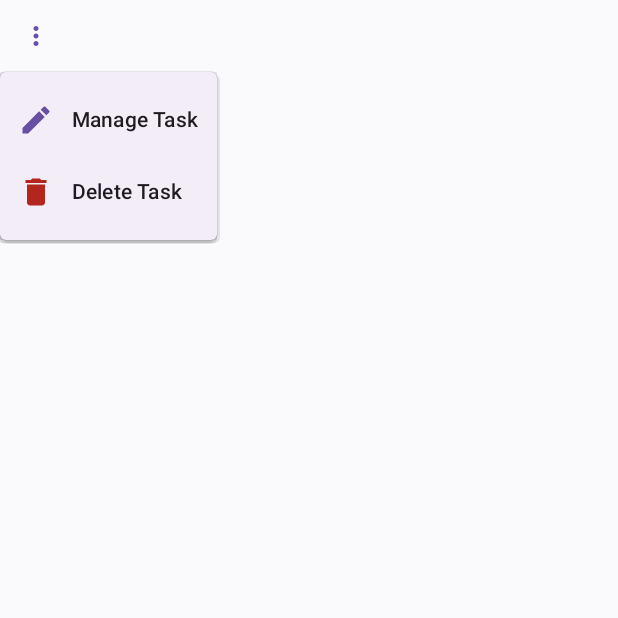
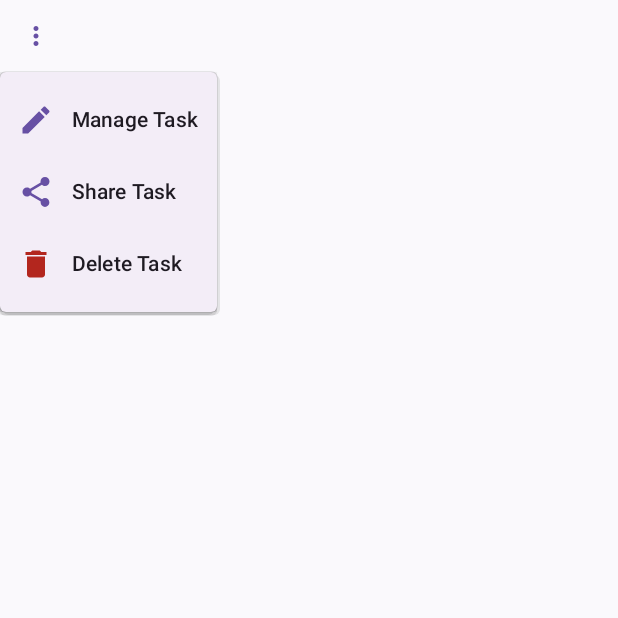
Before and after one commit to cherishmashankar/TaskWhiz, an Android app built with Jetpack Compose: the composable TaskOverflowMenu shown on its own in the app's theme, after a tap on "More Options", on a phone screen of 412 x 824 dp, the top half of it. Run offline under Robolectric (Android 15) with nearby library versions, the phone set to English and light mode, and no system bars.

Commit message:
Add share task feature (text sharing)

```diff
--- a/app/src/main/java/com/example/taskwhiz/MainActivity.kt
+++ b/app/src/main/java/com/example/taskwhiz/MainActivity.kt
@@ -30,6 +30,7 @@ class MainActivity : ComponentActivity() {
         enableEdgeToEdge()
 
         setContent {
+            val activity = this
             val taskViewModel: TaskViewModel = hiltViewModel()
             val settingsViewModel: SettingsViewModel = hiltViewModel()
 
@@ -53,6 +54,7 @@ class MainActivity : ComponentActivity() {
                         onUpdateTask = { task -> taskViewModel.updateExistingTask(task) },
                         taskViewModel = taskViewModel,
                         settingsViewModel = settingsViewModel,
+                        activity = activity
                     )
                 }
             }
--- a/app/src/main/java/com/example/taskwhiz/data/remote/TaskResponse.kt
+++ b/app/src/main/java/com/example/taskwhiz/data/remote/TaskResponse.kt
@@ -18,7 +18,7 @@ data class Message(
     val content: String // This is a JSON string that needs to be parsed separately
 )
 
-// Parsed content from inside `message.content` (actual task details)
+
 data class TaskResponse(
     val title: String,
     val dueAt: Long?,
--- a/app/src/main/java/com/example/taskwhiz/presentation/ui/screen/taskListScreen/components/TaskItem.kt
+++ b/app/src/main/java/com/example/taskwhiz/presentation/ui/screen/taskListScreen/components/TaskItem.kt
@@ -1,5 +1,6 @@
 package com.example.taskwhiz.presentation.ui.screen.taskListScreen.components
 
+import android.content.Context
 import androidx.compose.foundation.clickable
 import androidx.compose.foundation.layout.*
 import androidx.compose.foundation.shape.RoundedCornerShape
@@ -23,6 +24,7 @@ fun TaskItem(
     modifier: Modifier = Modifier,
     onEditClick: (Task) -> Unit,
     onDeleteClick: (Task) -> Unit,
+    onShareClick: (Task) -> Unit,
     onToggle: () -> Unit,
 ) {
     val formattedTime = remember(task.lastModifiedAt) {
@@ -76,8 +78,8 @@ fun TaskItem(
                     }
                     TaskOverflowMenu(
                         onEditClick = { onEditClick(task) },
-                        onDeleteClick = { onDeleteClick(task) }
-                    )
+                        onDeleteClick = { onDeleteClick(task) },
+                        onShareClick = { onShareClick(task) })
                 }
                 if (showBadges) {
                     Spacer(Modifier.height(AppDimens.PaddingMedium))
--- a/app/src/main/java/com/example/taskwhiz/presentation/ui/screen/taskListScreen/components/TaskOverflowMenu.kt
+++ b/app/src/main/java/com/example/taskwhiz/presentation/ui/screen/taskListScreen/components/TaskOverflowMenu.kt
@@ -6,6 +6,7 @@ import androidx.compose.material.icons.Icons
 import androidx.compose.material.icons.filled.Delete
 import androidx.compose.material.icons.filled.Edit
 import androidx.compose.material.icons.filled.MoreVert
+import androidx.compose.material.icons.filled.Share
 import androidx.compose.material3.DropdownMenu
 import androidx.compose.material3.DropdownMenuItem
 import androidx.compose.material3.Icon
@@ -25,21 +26,23 @@ import com.example.taskwhiz.R
 @Composable
 fun TaskOverflowMenu(
     onEditClick: () -> Unit,
-    onDeleteClick: () -> Unit
+    onDeleteClick: () -> Unit,
+    onShareClick: () -> Unit
 ) {
     var menuExpanded by remember { mutableStateOf(false) }
 
     Box {
         IconButton(
             onClick = { menuExpanded = true },
-            ) {
+        ) {
             Icon(
                 imageVector = Icons.Default.MoreVert,
-               contentDescription = stringResource(R.string.more_options),
+                contentDescription = stringResource(R.string.more_options),
                 modifier = Modifier.size(20.dp),
                 tint = MaterialTheme.colorScheme.primary
             )
         }
+
         DropdownMenu(
             expanded = menuExpanded,
             onDismissRequest = { menuExpanded = false }
@@ -54,6 +57,21 @@ fun TaskOverflowMenu(
                     Icon(
                         imageVector = Icons.Default.Edit,
                         contentDescription = stringResource(R.string.manage_task),
+                        tint = MaterialTheme.colorScheme.primary
+                    )
+                }
+            )
+
+            DropdownMenuItem(
+                text = { Text(stringResource(R.string.share_task)) }, // 👈 share label
+                onClick = {
+                    menuExpanded = false
+                    onShareClick()
+                },
+                leadingIcon = {
+                    Icon(
+                        imageVector = Icons.Default.Share,
+                        contentDescription = stringResource(R.string.share_task),
                         tint = MaterialTheme.colorScheme.primary
                     )
                 }
```
Also changed, not shown: app/src/main/java/com/example/taskwhiz/navigation/NavGraph.kt (+5 -2 lines), app/src/main/java/com/example/taskwhiz/presentation/helpers/ShareTaskHelper.kt (added, +54 -0 lines), app/src/main/java/com/example/taskwhiz/presentation/ui/screen/taskListScreen/TaskListScreen.kt (+20 -1 lines), app/src/main/res/values/strings.xml (+11 -0 lines), app/src/main/java/com/example/taskwhiz/domain/usecase/settings/GetLanguageUseCase.kt (renamed from app/src/main/java/com/example/taskwhiz/domain/usecase/GetLanguageUseCase.kt), app/src/main/java/com/example/taskwhiz/domain/usecase/settings/GetThemeUseCase.kt (renamed from app/src/main/java/com/example/taskwhiz/domain/usecase/GetThemeUseCase.kt), app/src/main/java/com/example/taskwhiz/domain/usecase/settings/SetLanguageUseCase.kt (renamed from app/src/main/java/com/example/taskwhiz/domain/usecase/SetLanguageUseCase.kt), app/src/main/java/com/example/taskwhiz/domain/usecase/settings/SetThemeUseCase.kt (renamed from app/src/main/java/com/example/taskwhiz/domain/usecase/SetThemeUseCase.kt), app/src/main/java/com/example/taskwhiz/domain/usecase/task/DeleteTaskUseCase.kt (renamed from app/src/main/java/com/example/taskwhiz/domain/usecase/DeleteTaskUseCase.kt), app/src/main/java/com/example/taskwhiz/domain/usecase/task/GetAllTasksUseCase.kt (renamed from app/src/main/java/com/example/taskwhiz/domain/usecase/GetAllTasksUseCase.kt), app/src/main/java/com/example/taskwhiz/domain/usecase/task/GetTaskByIdUseCase.kt (renamed from app/src/main/java/com/example/taskwhiz/domain/usecase/GetTaskByIdUseCase.kt), app/src/main/java/com/example/taskwhiz/domain/usecase/task/InsertRawNoteUseCase.kt (renamed from app/src/main/java/com/example/taskwhiz/domain/usecase/InsertRawNoteUseCase.kt), app/src/main/java/com/example/taskwhiz/domain/usecase/task/InsertTaskUseCase.kt (renamed from app/src/main/java/com/example/taskwhiz/domain/usecase/InsertTaskUseCase.kt), app/src/main/java/com/example/taskwhiz/domain/usecase/task/SyncMessyTasksUseCase.kt (renamed from app/src/main/java/com/example/taskwhiz/domain/usecase/SyncMessyTasksUseCase.kt), 2 more files, 1 other file.
